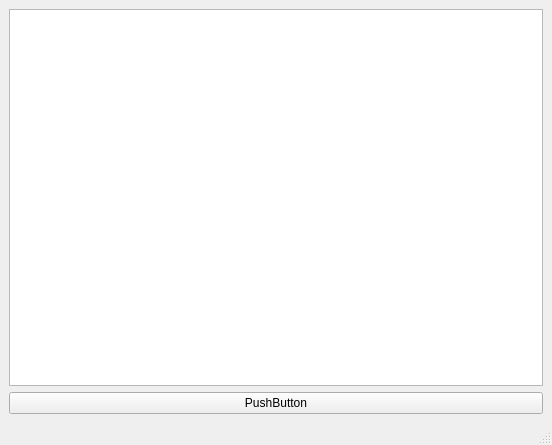
This is GUI/mainwindow.ui in Bugsfounder/LearningQT as Qt 5 draws it before an edit. The edited form follows.
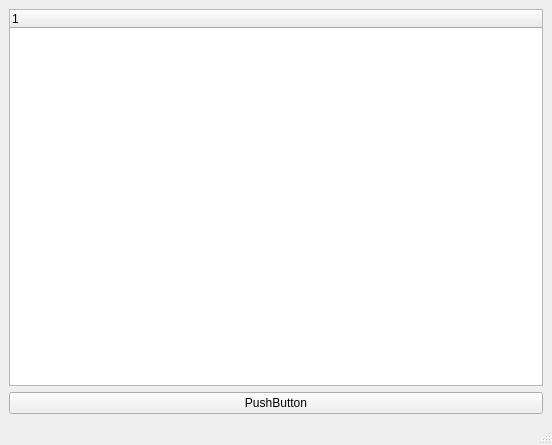
This is the edited form.

Commit message: QTreeWidget (tree view items) MainWindow::MainWindow(QWidget *parent)     : QMainWindow(parent)     , ui(new Ui::MainWindow) {     ui->setupUi(this);

```diff
--- a/GUI/mainwindow.ui
+++ b/GUI/mainwindow.ui
@@ -16,7 +16,13 @@
   <widget class="QWidget" name="centralwidget">
    <layout class="QVBoxLayout" name="verticalLayout">
     <item>
-     <widget class="QListWidget" name="listWidget"/>
+     <widget class="QTreeWidget" name="treeWidget">
+      <column>
+       <property name="text">
+        <string notr="true">1</string>
+       </property>
+      </column>
+     </widget>
     </item>
     <item>
      <widget class="QPushButton" name="pushButton">
```
The commit also changes 2 other files.
